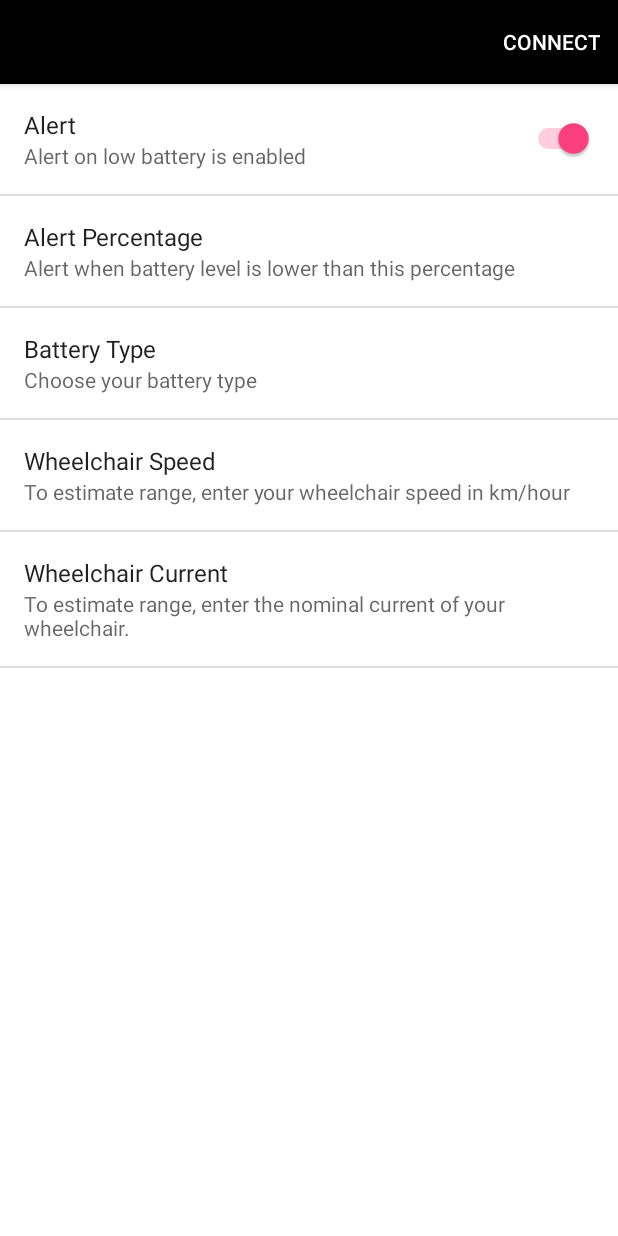
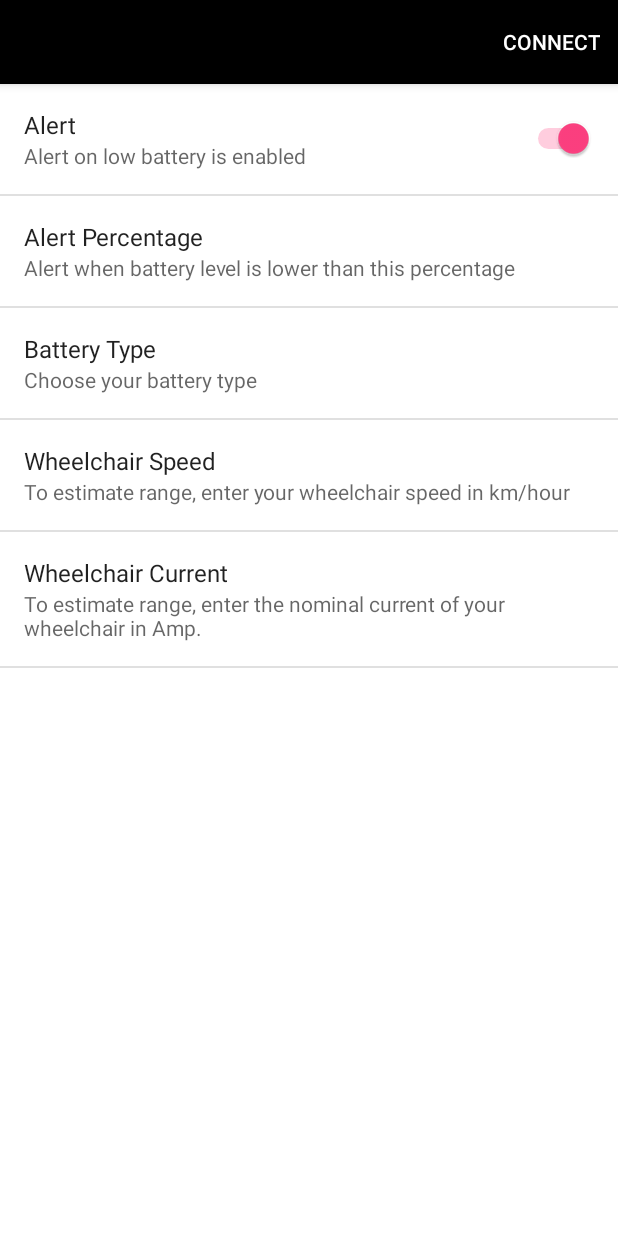
Before and after one commit to nebulaM/BatteryStateBLE, an Android app: the fragment SettingsFragment placed in its activity, on a phone screen of 412 x 824 dp. Run offline under Robolectric (Android 15) with nearby library versions, the phone set to English and light mode, and no system bars; 3 statements that could not run were skipped.

```diff
--- a/app/src/main/res/values/strings.xml
+++ b/app/src/main/res/values/strings.xml
@@ -66,5 +66,5 @@
     <string name="pref_battery_type_summ">Choose your battery type</string>
 
     <string name="pref_wheelchair_speed_summ">To estimate range, enter your wheelchair speed in km/hour</string>
-    <string name="pref_wheelchair_current_summ">To estimate range, enter the nominal current of your wheelchair.</string>
+    <string name="pref_wheelchair_current_summ">To estimate range, enter the nominal current of your wheelchair in Amp.</string>
 </resources>
```
Also changed, not shown: 3 other files.
